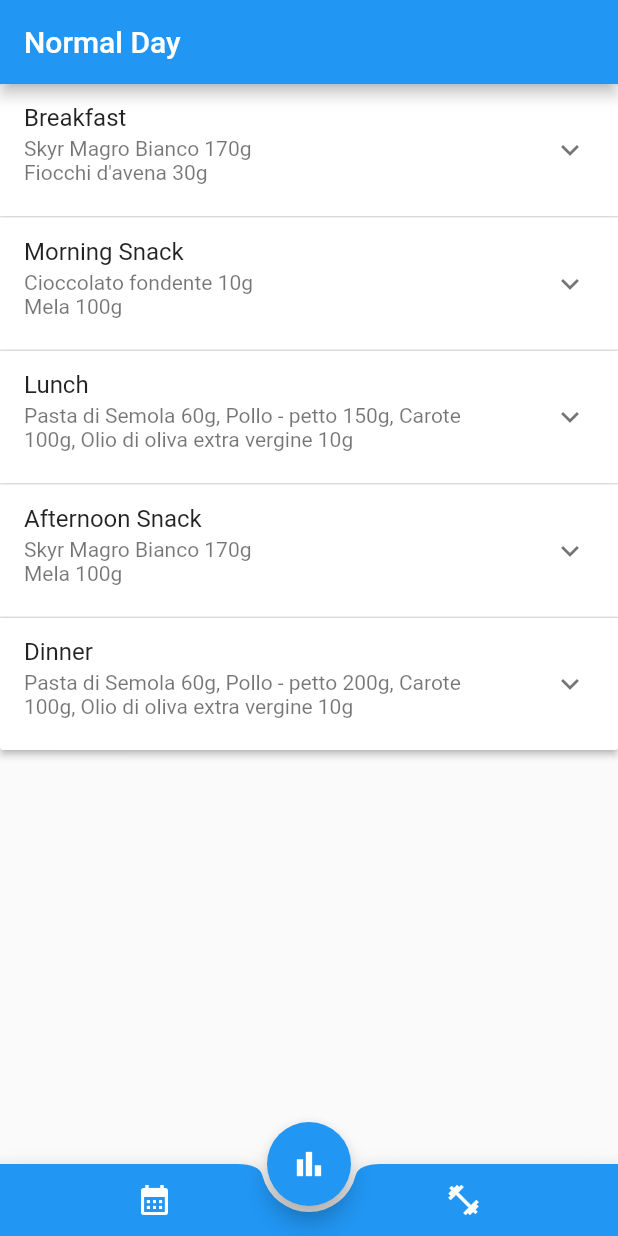
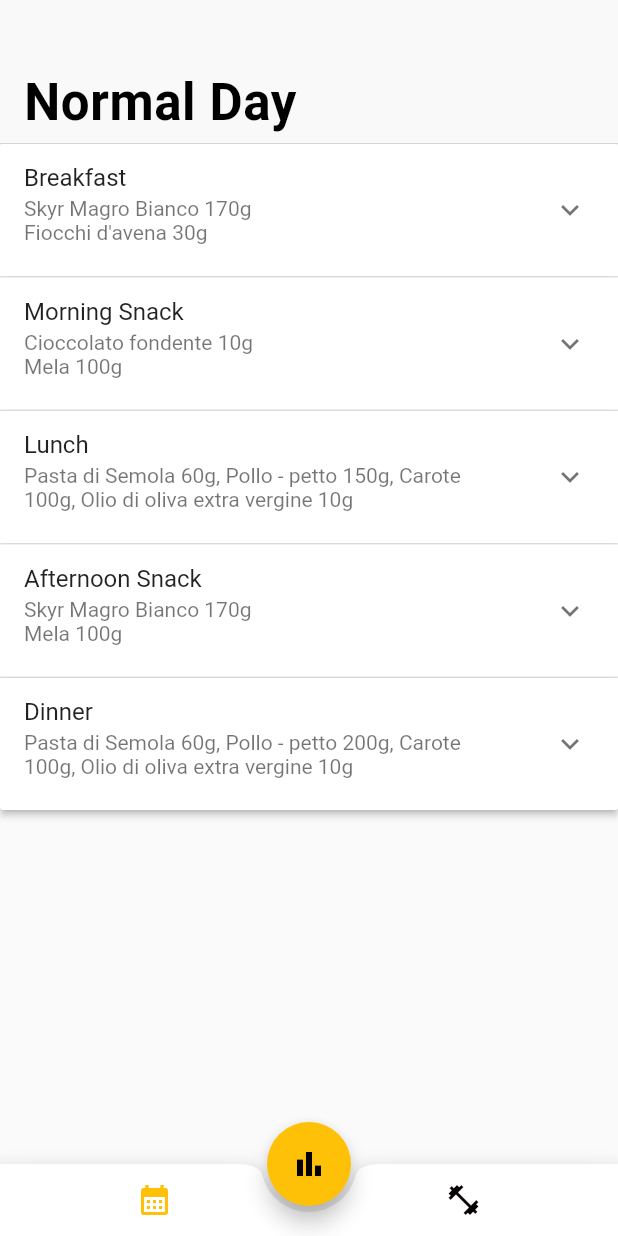
Before and after one commit to slotruglio/myDiet, a Flutter app: the screen it shows after launch, on a phone screen of 412 x 824 dp. Run offline on Flutter 3.47's test engine with Material 2 defaults, Android fonts, the phone set to English and light mode, and no system bars.

Commit message:
feat: colorScheme, fix: switch diet days

```diff
--- a/lib/components/bottomAppBar.dart
+++ b/lib/components/bottomAppBar.dart
@@ -25,7 +25,7 @@ class CustomBottomAppBar extends StatelessWidget {
           children: [
             IconButton(
               icon: const Icon(Icons.calendar_month),
-              color: isSport? theme.colorScheme.onPrimary : theme.colorScheme.onSecondary,
+              color: !isSport? theme.colorScheme.onPrimary : theme.colorScheme.onSecondary,
               onPressed: onNormalPressed,
               tooltip: 'Normal Day',
             ),
--- a/lib/components/day.dart
+++ b/lib/components/day.dart
@@ -1,21 +1,22 @@
+import 'meal.dart';
 import 'package:flutter/material.dart';
 
 class DayDiet extends StatefulWidget {
   const DayDiet({Key? key, required this.isSport}) : super(key: key);
-
   final bool isSport;
   @override
   State<DayDiet> createState() => _DayDietState();
 }
 
 class _DayDietState extends State<DayDiet> {
-  final List<Meal> _meals = generateMeals(false);
+  // TODO: improve this
+  final List<Meal> _mealsSport = generateMeals(true);
+  final List<Meal> _mealsNormal = generateMeals(false);
   @override
   Widget build(BuildContext context) {
-    return SingleChildScrollView(
-      child: Container(
-        child: _buildPanel(_meals)
-        ));
+    return Container(
+        child: _buildPanel(widget.isSport?_mealsSport:_mealsNormal),
+        );
   }
 
   Widget _buildPanel(List<Meal> _meals) {
@@ -39,13 +40,27 @@ class _DayDietState extends State<DayDiet> {
               isThreeLine: true,
             );
           },
-          body: Container(
-            child: Column(
-              children: meal.options.map((e) => ListTile(
-                title: Text(e.entries.first.key),
-                subtitle: Text(e.entries.first.value.toString()+'g'),
-              )).toList(),
-            ),
+          body: Column(
+            children: meal.macros.map((e) => Container(
+              padding: const EdgeInsets.only(left: 10, right: 10, top:5, bottom:10),
+              child: Column(
+                crossAxisAlignment: CrossAxisAlignment.start,
+                children: [
+                  Text(e),
+                  Container(
+                    padding: const EdgeInsets.all(10.0),
+                    child: Column(
+                      crossAxisAlignment: CrossAxisAlignment.start,
+                      children:
+                        meal.options[meal.macros.indexOf(e)].entries.map((e) =>
+                          Text(e.key+' '+e.value.toString()+'g')
+                        ).toList(),
+                    ),
+                  )
+                  ,
+                  meal.macros.indexOf(e) == meal.macros.length-1 ? Container() : const Divider(),
+              ]),
+            )).toList(),
           ),
           isExpanded: meal.isExpanded,
         );
@@ -53,220 +68,3 @@ class _DayDietState extends State<DayDiet> {
     );
   }
 }
-
-class Meal{
-  Meal({
-    required this.name,
-    required this.options,
-    this.notes = '',
-    this.isExpanded = false,
-  });
-
-  final String name;
-  final List<Map<String, String>> options;
-  final String notes;
-  bool isExpanded;
-}
-
-List<Meal> generateMeals(bool isSport) {
-  return [
-    Meal(
-      name: 'Breakfast',
-      options: [
-        {
-          'Skyr Magro Bianco': '170',
-          'Yogurt Total 0% - Fage': '170',
-          'Prosciutto Crudo di Parma': '50',
-          'Uova di gallina - albume': '150',
-          'Tonno in salamoia - sgocciolato':'50',
-          'Salmone affumicato': '50',
-          'Proteine isolate': '50'
-        },
-        {
-          'Fiocchi d\'avena': isSport?'40':'30',
-          'Pane di grano duro': isSport?'60':'45',
-          'Farina d\'avena': isSport?'40':'30',
-          'Gallette di riso': isSport?'40':'30',
-          'Fette Wasa integrali': isSport?'40':'30'
-        },
-      ],
-    ),
-    Meal(
-      name: 'Morning Snack',
-      notes: isSport? 'Se ci si allena nella prima parte della mattina allora questo è un pasto post allenamento\nSe ci si allena nella seconda parte della mattina allora questo è un pasto pre allenamento (circa 90 minuti prima)':'',
-      options: isSport?
-      [
-        {
-          'Skyr Magro Bianco': '170',
-          'Yogurt Total 0% - Fage': '170',
-          'Prosciutto Crudo di Parma': '50',
-          'Uova di gallina - albume': '150',
-          'Tonno in salamoia - sgocciolato':'50',
-          'Salmone affumicato': '50',
-          'Proteine isolate': '50'
-        },
-        {
-          'Fiocchi d\'avena': '40',
-          'Pane di grano duro': '60',
-          'Farina d\'avena': '40',
-          'Gallette di riso': '40',
-          'Fette Wasa integrali': '40'
-        },
-      ]
-      :
-      [
-        {
-          'Cioccolato fondente':'10',
-          'Mandorle secche':'10',
-          'Nocciole secche':'10',
-          'Anacardi':'10',
-        },
-        {
-          'Mela':'100',
-          'Banane':'100',
-          'Pera':'150',
-          'Cocomero':'350',
-          'Fichi':'110',
-          'Fichi d\'india':'100',
-          'Melone':'150',
-          'Pesca':'200',
-          'Uva':'90',
-          'Kaki':'100',
-          'Arance':'150',
-          'Kiwi':'100',
-        }
-      ]
-    ),
-    Meal(
-      name: 'Lunch',
-      notes: isSport?
-      'Uova come secondo: 2 uova intere + 150 gr di albume oppure 300 gr solo albume\nQuando si sceglie il primo coi legumi: 50 gr di pasta/riso + 30 gr di legumi secchi o 120 gr di legumi in salamoia/surgelati + SECONDO'
-      :
-      'Uova come secondo: 2 uova intere + 150 gr di albume oppure 300 gr solo albume\nQuando si sceglie il primo coi legumi: 40 gr di pasta/riso + 30 gr di legumi secchi o 120 gr di legumi in salamoia/surgelati + SECONDO',
-      options: [
-        {
-          'Pasta di Semola': isSport?'70':'60',
-          'Pasta di Semola Integrale': isSport?'75':'65',
-          'Riso': isSport?'75':'65',
-          'Riso integrale': isSport?'75':'65',
-          'Riso basmati': isSport?'70':'60',
-          'Riso basmati integrale': isSport?'40':'60',
-          'Patate': isSport?'290':'250',
-          'Farro': isSport?'75':'65',
-          'Orzo pelato': isSport?'80':'70',
-          'Pasta con legumi': isSport?'50':'40',
-        },
-        {
-          'Pollo - petto':'150',
-          'Vitello - filetto':'150',
-          'Tonno in salamoia - sgocciolato':'150',
-          'Albumi': '300',
-          'Pesce fresco':'200',
-          'Salmone affumicato': '100',
-          'Prosciutto Crudo di Parma': '100',
-          'Uova': '2 intere + 150g albumi',
-        },
-        {
-          'Carote':'100',
-          'Verdura':'200',
-          'Legumi cotti':'120',
-          'Legumi secchi':'30',
-        },
-        {
-          'Olio di oliva extra vergine':'10',
-          'Pesto di basilico':'20',
-        }
-      ],
-    ),
-    Meal(
-      name: 'Afternoon Snack',
-      options: isSport?
-      [
-        {
-          'Cioccolato fondente':'10',
-          'Mandorle secche':'10',
-          'Nocciole secche':'10',
-          'Anacardi':'10',
-        },
-        {
-          'Mela':'100',
-          'Banane':'100',
-          'Pera':'150',
-          'Cocomero':'350',
-          'Fichi':'110',
-          'Fichi d\'india':'100',
-          'Melone':'150',
-          'Pesca':'200',
-          'Uva':'90',
-          'Kaki':'100',
-          'Arance':'150',
-          'Kiwi':'100',
-        }
-      ]
-      :
-      [
-        {
-          'Skyr Magro Bianco': '170',
-          'Yogurt Total 0% - Fage': '170',
-          'Prosciutto Crudo di Parma': '50',
-          'Uova di gallina - albume': '150',
-          'Tonno in salamoia - sgocciolato':'50',
-          'Salmone affumicato': '50',
-          'Proteine isolate': '50'
-        },
-        {
-          'Mela':'100',
-          'Banane':'100',
-          'Pera':'150',
-          'Cocomero':'350',
-          'Fichi':'110',
-          'Fichi d\'india':'100',
-          'Melone':'150',
-          'Pesca':'200',
-          'Uva':'90',
-          'Kaki':'100',
-          'Arance':'150',
-          'Kiwi':'100',
-        }
-      ]
-    ),
-    Meal(
-      name: 'Dinner',
-      notes: 'Uova come secondo: 2 uova intere + 300 gr di albume oppure 450 gr solo albume',
-      options: [
-        {
-          'Pasta di Semola': isSport?'70':'60',
-          'Pasta di Semola Integrale': isSport?'75':'65',
-          'Riso': isSport?'75':'65',
-          'Riso integrale': isSport?'75':'65',
-          'Riso basmati': isSport?'70':'60',
-          'Riso basmati integrale': isSport?'40':'60',
-          'Patate': isSport?'290':'250',
-          'Farro': isSport?'75':'65',
-          'Orzo pelato': isSport?'80':'70',
-          'Pasta con legumi': isSport?'50':'40',
-        },
-        {
-          'Pollo - petto':'200',
-          'Vitello - filetto':'200',
-          'Tonno in salamoia - sgocciolato':'200',
-          'Albumi': '450',
-          'Pesce fresco':'250',
-          'Salmone affumicato': '150',
-          'Prosciutto Crudo di Parma': '150',
-          'Uova': '2 intere + 300g albumi',
-        },
-        {
-          'Carote':'100',
-          'Verdura':'200',
-          'Legumi cotti':'120',
-          'Legumi secchi':'30',
-        },
-        {
-          'Olio di oliva extra vergine':'10',
-          'Pesto di basilico':'20',
-        }
-      ]
-    ),
-  ];
-}
--- /dev/null
+++ b/lib/components/meal.dart
@@ -0,0 +1,237 @@
+class Meal{
+  Meal({
+    required this.name,
+    required this.options,
+    required this.macros,
+    this.notes = '',
+    this.isExpanded = false,
+  });
+
+  final String name;
+  final List<String> macros;
+  final List<Map<String, String>> options;
+  final String notes;
+  bool isExpanded;
+}
+
+List<Meal> generateMeals(bool isSport) {
+  return [
+    Meal(
+      name: 'Breakfast',
+      macros: ['Proteine','Carboidrati'],
+      options: [
+        {
+          'Skyr Magro Bianco': '170',
+          'Yogurt Total 0% - Fage': '170',
+          'Prosciutto Crudo di Parma': '50',
+          'Uova di gallina - albume': '150',
+          'Tonno in salamoia - sgocciolato':'50',
+          'Salmone affumicato': '50',
+          'Proteine isolate': '50'
+        },
+        {
+          'Fiocchi d\'avena': isSport?'40':'30',
+          'Pane di grano duro': isSport?'60':'45',
+          'Farina d\'avena': isSport?'40':'30',
+          'Gallette di riso': isSport?'40':'30',
+          'Fette Wasa integrali': isSport?'40':'30'
+        },
+      ],
+    ),
+    Meal(
+      name: 'Morning Snack',
+      notes: isSport? 'Se ci si allena nella prima parte della mattina allora questo è un pasto post allenamento\nSe ci si allena nella seconda parte della mattina allora questo è un pasto pre allenamento (circa 90 minuti prima)':'',
+      macros: isSport?
+        ['Proteine','Carboidrati']:
+        ['Grassi','Frutta'],
+      options: isSport?
+      [
+        {
+          'Skyr Magro Bianco': '170',
+          'Yogurt Total 0% - Fage': '170',
+          'Prosciutto Crudo di Parma': '50',
+          'Uova di gallina - albume': '150',
+          'Tonno in salamoia - sgocciolato':'50',
+          'Salmone affumicato': '50',
+          'Proteine isolate': '50'
+        },
+        {
+          'Fiocchi d\'avena': '40',
+          'Pane di grano duro': '60',
+          'Farina d\'avena': '40',
+          'Gallette di riso': '40',
+          'Fette Wasa integrali': '40'
+        },
+      ]
+      :
+      [
+        {
+          'Cioccolato fondente':'10',
+          'Mandorle secche':'10',
+          'Nocciole secche':'10',
+          'Anacardi':'10',
+        },
+        {
+          'Mela':'100',
+          'Banane':'100',
+          'Pera':'150',
+          'Cocomero':'350',
+          'Fichi':'110',
+          'Fichi d\'india':'100',
+          'Melone':'150',
+          'Pesca':'200',
+          'Uva':'90',
+          'Kaki':'100',
+          'Arance':'150',
+          'Kiwi':'100',
+        }
+      ]
+    ),
+    Meal(
+      name: 'Lunch',
+      notes: isSport?
+      'Uova come secondo: 2 uova intere + 150 gr di albume oppure 300 gr solo albume\nQuando si sceglie il primo coi legumi: 50 gr di pasta/riso + 30 gr di legumi secchi o 120 gr di legumi in salamoia/surgelati + SECONDO'
+      :
+      'Uova come secondo: 2 uova intere + 150 gr di albume oppure 300 gr solo albume\nQuando si sceglie il primo coi legumi: 40 gr di pasta/riso + 30 gr di legumi secchi o 120 gr di legumi in salamoia/surgelati + SECONDO',
+      macros: [
+        'Carboidrati',
+        'Proteine',
+        'Fibre',
+        'Grassi',
+      ],
+      options: [
+        {
+          'Pasta di Semola': isSport?'70':'60',
+          'Pasta di Semola Integrale': isSport?'75':'65',
+          'Riso': isSport?'75':'65',
+          'Riso integrale': isSport?'75':'65',
+          'Riso basmati': isSport?'70':'60',
+          'Riso basmati integrale': isSport?'40':'60',
+          'Patate': isSport?'290':'250',
+          'Farro': isSport?'75':'65',
+          'Orzo pelato': isSport?'80':'70',
+          'Pasta con legumi': isSport?'50':'40',
+        },
+        {
+          'Pollo - petto':'150',
+          'Vitello - filetto':'150',
+          'Tonno in salamoia - sgocciolato':'150',
+          'Albumi': '300',
+          'Pesce fresco':'200',
+          'Salmone affumicato': '100',
+          'Prosciutto Crudo di Parma': '100',
+          'Uova': '2 intere + 150g albumi',
+        },
+        {
+          'Carote':'100',
+          'Verdura':'200',
+          'Legumi cotti':'120',
+          'Legumi secchi':'30',
+        },
+        {
+          'Olio di oliva extra vergine':'10',
+          'Pesto di basilico':'20',
+        }
+      ],
+    ),
+    Meal(
+      name: 'Afternoon Snack',
+      macros: isSport?
+        ['Grassi','Frutta']:
+        ['Proteine','Frutta'],
+      options: isSport?
+      [
+        {
+          'Cioccolato fondente':'10',
+          'Mandorle secche':'10',
+          'Nocciole secche':'10',
+          'Anacardi':'10',
+        },
+        {
+          'Mela':'100',
+          'Banane':'100',
+          'Pera':'150',
+          'Cocomero':'350',
+          'Fichi':'110',
+          'Fichi d\'india':'100',
+          'Melone':'150',
+          'Pesca':'200',
+          'Uva':'90',
+          'Kaki':'100',
+          'Arance':'150',
+          'Kiwi':'100',
+        }
+      ]
+      :
+      [
+        {
+          'Skyr Magro Bianco': '170',
+          'Yogurt Total 0% - Fage': '170',
+          'Prosciutto Crudo di Parma': '50',
+          'Uova di gallina - albume': '150',
+          'Tonno in salamoia - sgocciolato':'50',
+          'Salmone affumicato': '50',
+          'Proteine isolate': '50'
+        },
+        {
+          'Mela':'100',
+          'Banane':'100',
+          'Pera':'150',
+          'Cocomero':'350',
+          'Fichi':'110',
+          'Fichi d\'india':'100',
+          'Melone':'150',
+          'Pesca':'200',
+          'Uva':'90',
+          'Kaki':'100',
+          'Arance':'150',
+          'Kiwi':'100',
+        }
+      ]
+    ),
+    Meal(
+      name: 'Dinner',
+      notes: 'Uova come secondo: 2 uova intere + 300 gr di albume oppure 450 gr solo albume',
+      macros: [
+        'Carboidrati',
+        'Proteine',
+        'Fibre',
+        'Grassi',
+      ],
+      options: [
+        {
+          'Pasta di Semola': isSport?'70':'60',
+          'Pasta di Semola Integrale': isSport?'75':'65',
+          'Riso': isSport?'75':'65',
+          'Riso integrale': isSport?'75':'65',
+          'Riso basmati': isSport?'70':'60',
+          'Riso basmati integrale': isSport?'40':'60',
+          'Patate': isSport?'290':'250',
+          'Farro': isSport?'75':'65',
+          'Orzo pelato': isSport?'80':'70',
+          'Pasta con legumi': isSport?'50':'40',
+        },
+        {
+          'Pollo - petto':'200',
+          'Vitello - filetto':'200',
+          'Tonno in salamoia - sgocciolato':'200',
+          'Albumi': '450',
+          'Pesce fresco':'250',
+          'Salmone affumicato': '150',
+          'Prosciutto Crudo di Parma': '150',
+          'Uova': '2 intere + 300g albumi',
+        },
+        {
+          'Carote':'100',
+          'Verdura':'200',
+          'Legumi cotti':'120',
+          'Legumi secchi':'30',
+        },
+        {
+          'Olio di oliva extra vergine':'10',
+          'Pesto di basilico':'20',
+        }
+      ]
+    ),
+  ];
+}
--- a/lib/main.dart
+++ b/lib/main.dart
@@ -1,5 +1,6 @@
 import 'package:diet/components/bottomAppBar.dart';
 import 'package:diet/components/day.dart';
+import 'package:flutter/cupertino.dart';
 import 'package:flutter/material.dart';
 
 void main() {
@@ -15,17 +16,24 @@ class MyApp extends StatelessWidget {
     return MaterialApp(
       title: 'myDiet App',
       theme: ThemeData(
-        // This is the theme of your application.
-        //
-        // Try running your application with "flutter run". You'll see the
-        // application has a blue toolbar. Then, without quitting the app, try
-        // changing the primarySwatch below to Colors.green and then invoke
-        // "hot reload" (press "r" in the console where you ran "flutter run",
-        // or simply save your changes to "hot reload" in a Flutter IDE).
-        // Notice that the counter didn't reset back to zero; the application
-        // is not restarted.
-        primarySwatch: Colors.blue,
-        bottomAppBarColor: Colors.blue,
+        visualDensity: VisualDensity.adaptivePlatformDensity,
+        colorScheme: const ColorScheme(
+          primary: Color(0xFFFFC107),
+          secondary: Color(0xFFFFC107),
+          surface: Color(0xFFFFC107),
+          background: Color(0xFFFFC107),
+          error: Color(0xFFFFC107),
+          onPrimary: Color(0xFFFFC107),
+          onSecondary: Color.fromARGB(255, 4, 0, 3),
+          onSurface: Color(0xFFFFC107),
+          onBackground: Color(0xFFFFC107),
+          onError: Color(0xFFFFC107),
+          brightness: Brightness.light,
+        ),
+      ),
+      darkTheme: ThemeData(
+        primarySwatch: Colors.green,
+        visualDensity: VisualDensity.adaptivePlatformDensity,
       ),
       home: const MyHomePage(title: 'myDiet'),
     );
@@ -73,12 +81,14 @@ class _MyHomePageState extends State<MyHomePage> {
     // fast, so that you can just rebuild anything that needs updating rather
     // than having to individually change instances of widgets.
     return Scaffold(
-      appBar: AppBar(
-        // Here we take the value from the MyHomePage object that was created by
-        // the App.build method, and use it to set our appbar title.
-        title: Text(_isSport ? 'Sport Day' : 'Normal Day'),
+      body: CustomScrollView(
+        slivers: [
+          CupertinoSliverNavigationBar(
+            largeTitle: Text(_isSport ? 'Sport Day' : 'Normal Day'),
+          ),
+          SliverList(delegate: SliverChildListDelegate([DayDiet(isSport: _isSport)]))
+        ],
       ),
-      body: DayDiet(isSport: _isSport),
       bottomNavigationBar: CustomBottomAppBar(
         isSport: _isSport,
         onSportPressed: _setSportDay,
```
